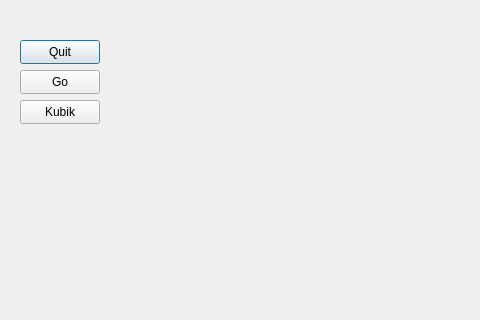
SahibAlMowt/Monopoly, file gamewidget.ui: the form before one commit; both pictures show x 0 to 480 and y 0 to 320 of the 1098 by 607 pixel window.
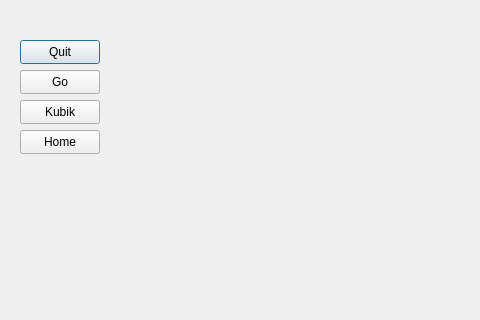
The form after the commit.

Commit message: fix cube roll animation and start working with cell->build_house()

What changed in the file:
```diff
--- a/gamewidget.ui
+++ b/gamewidget.ui
@@ -52,6 +52,19 @@
     <string>Kubik</string>
    </property>
   </widget>
+  <widget class="QPushButton" name="build_houses">
+   <property name="geometry">
+    <rect>
+     <x>20</x>
+     <y>130</y>
+     <width>80</width>
+     <height>24</height>
+    </rect>
+   </property>
+   <property name="text">
+    <string>Home</string>
+   </property>
+  </widget>
  </widget>
  <resources/>
  <connections/>
```
The commit also changes 4 other files.
